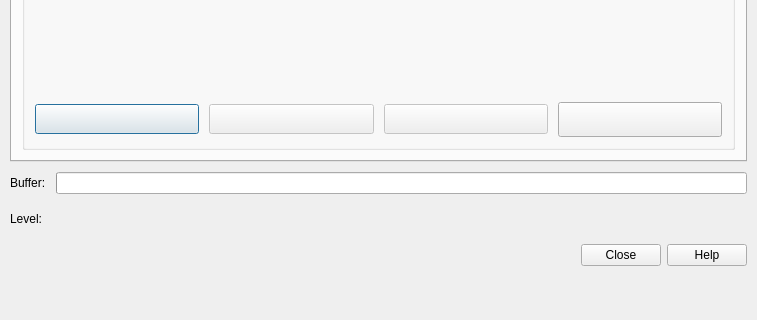
KDE/kwave, file plugins/record/RecordDlg.ui: the form before one commit; both pictures show x 0 to 757 and y 280 to 600 of the 757 by 600 pixel window.
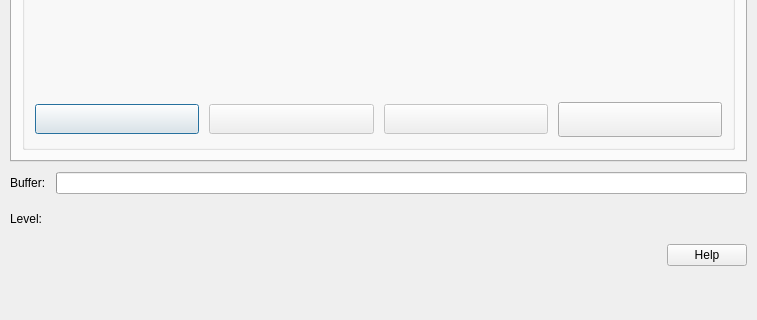
The form after the commit. Custom widgets are drawn as their Qt base class.

Commit message: record dialog: add the 'Done' button manually, otherwise it would have 'Cancel' semantic and settings would not be saved

What changed in the file:
```diff
--- a/plugins/record/RecordDlg.ui
+++ b/plugins/record/RecordDlg.ui
@@ -1325,7 +1325,7 @@
         <item>
          <widget class="KDialogButtonBox" name="buttonBox">
           <property name="standardButtons">
-           <set>QDialogButtonBox::Close|QDialogButtonBox::Help</set>
+           <set>QDialogButtonBox::Help</set>
           </property>
          </widget>
         </item>
```
Left out of the diff: 128 changed lines with no effect on the pictures. The commit also changes 3 other files.
